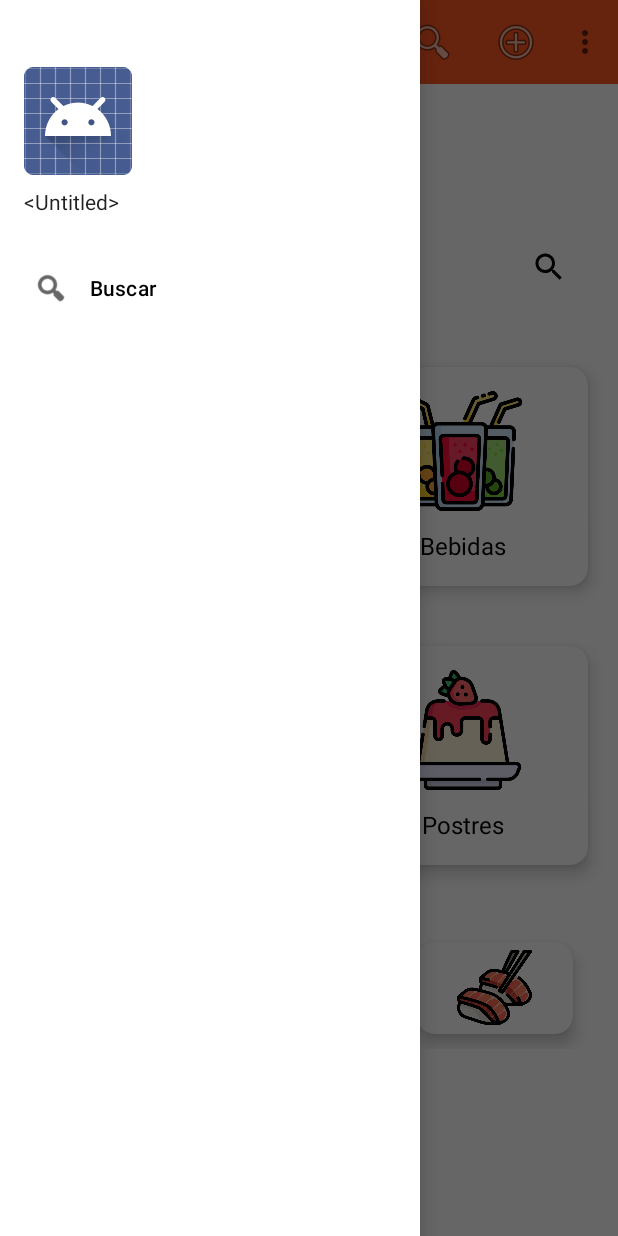
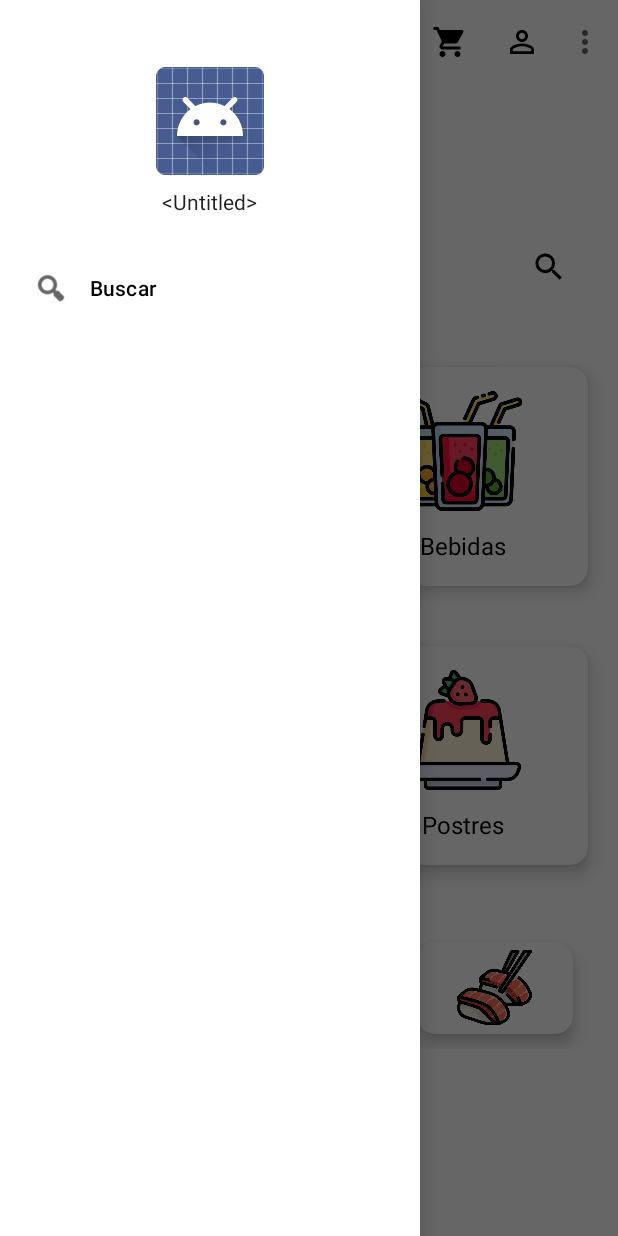
Before and after one commit to Zuri-sadai/AndroidApp, an Android app: the screen it shows after launch (MainActivity), with the side drawer open, on a phone screen of 412 x 824 dp. Run offline under Robolectric (Android 15) with nearby library versions, the phone set to English and light mode, and no system bars.

Commit message:
Arreglos a ActivityBar

```diff
--- /dev/null
+++ b/app/src/main/res/drawable/baseline_shopping_cart_24.xml
@@ -0,0 +1,5 @@
+<vector android:height="24dp" android:tint="#000000"
+    android:viewportHeight="24" android:viewportWidth="24"
+    android:width="24dp" xmlns:android="http://schemas.android.com/apk/res/android">
+    <path android:fillColor="@android:color/white" android:pathData="M7,18c-1.1,0 -1.99,0.9 -1.99,2S5.9,22 7,22s2,-0.9 2,-2 -0.9,-2 -2,-2zM1,2v2h2l3.6,7.59 -1.35,2.45c-0.16,0.28 -0.25,0.61 -0.25,0.96 0,1.1 0.9,2 2,2h12v-2L7.42,15c-0.14,0 -0.25,-0.11 -0.25,-0.25l0.03,-0.12 0.9,-1.63h7.45c0.75,0 1.41,-0.41 1.75,-1.03l3.58,-6.49c0.08,-0.14 0.12,-0.31 0.12,-0.48 0,-0.55 -0.45,-1 -1,-1L5.21,4l-0.94,-2L1,2zM17,18c-1.1,0 -1.99,0.9 -1.99,2s0.89,2 1.99,2 2,-0.9 2,-2 -0.9,-2 -2,-2z"/>
+</vector>
--- a/app/src/main/res/layout/menu.xml
+++ b/app/src/main/res/layout/menu.xml
@@ -16,7 +16,7 @@
             android:id="@+id/toolbar"
             android:layout_width="match_parent"
             android:layout_height="?attr/actionBarSize"
-            android:background="?attr/colorPrimary"
+            android:background="@color/white"
             app:layout_constraintTop_toTopOf="parent"
             app:popupTheme="@style/ThemeOverlay.AppCompat.Light"/>
 
--- a/app/src/main/res/layout/nav_header.xml
+++ b/app/src/main/res/layout/nav_header.xml
@@ -12,14 +12,16 @@
         android:id="@+id/imageViewHeader"
         android:layout_width="wrap_content"
         android:layout_height="wrap_content"
+        android:contentDescription="@android:string/untitled"
         android:src="@android:drawable/sym_def_app_icon"
-        android:contentDescription="@android:string/untitled" />
+        android:layout_gravity="center" />
 
     <TextView
-        android:layout_width="match_parent"
+        android:layout_width="wrap_content"
         android:layout_height="wrap_content"
         android:text="@android:string/untitled"
         android:paddingTop="8dp"
-        android:textAppearance="@style/TextAppearance.AppCompat.Body1" />
+        android:textAppearance="@style/TextAppearance.AppCompat.Body1"
+        android:layout_gravity="center"/>
 
 </LinearLayout>
--- a/app/src/main/res/menu/menu_home.xml
+++ b/app/src/main/res/menu/menu_home.xml
@@ -4,16 +4,16 @@
     <!-- Items visibles siempre en la barra de acción -->
 
     <!-- Ícono de búsqueda -->
-    <item
+        <item
         android:id="@+id/action_search"
-        android:icon="@android:drawable/ic_menu_search"
+        android:icon="@drawable/baseline_shopping_cart_24"
         android:title="@string/search"
         app:showAsAction="ifRoom"/>
 
     <!-- Ícono de añadir o más -->
     <item
         android:id="@+id/action_add"
-        android:icon="@android:drawable/ic_menu_add"
+        android:icon="@drawable/baseline_person_outline_24"
         android:title="@string/add"
         app:showAsAction="ifRoom"/>
 
```
